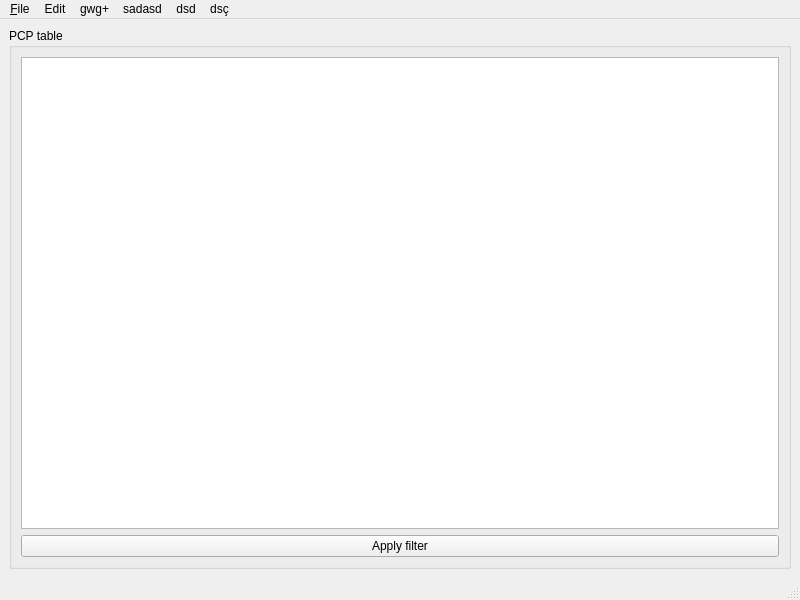
Above: src/main_window.ui from jorialand/sonet_tfm_horia before the change. Below: the same form after it.
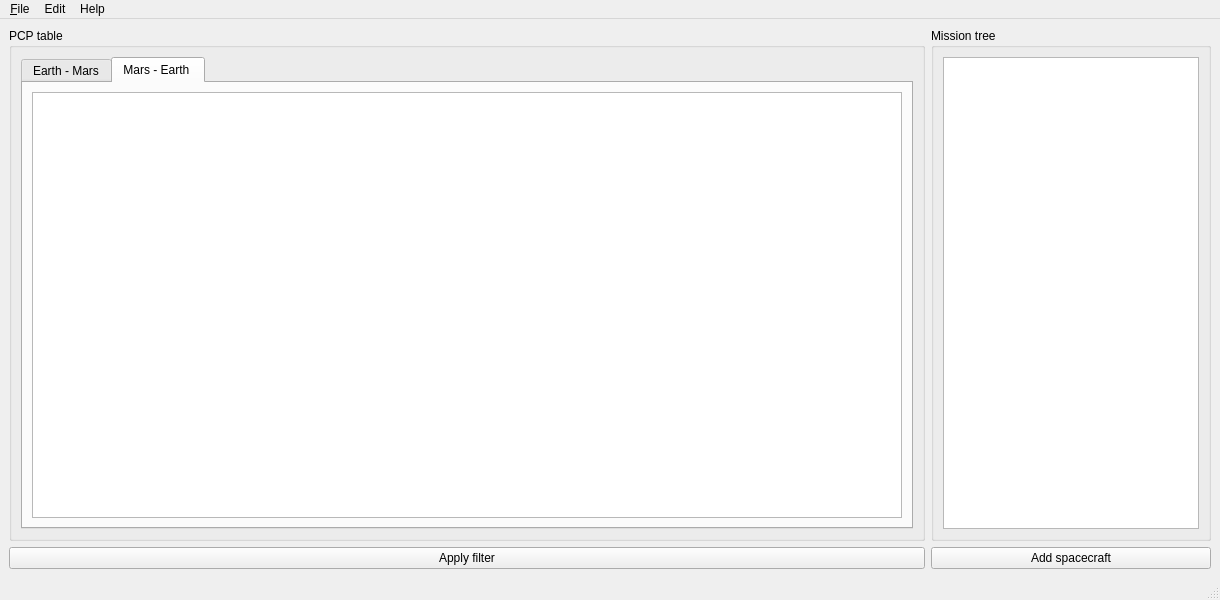
That is the form after the change.

Commit message:
sonet_spacecraft.py class created to accommodate the spacecraft logic. The main spacecraft attributes are the two pandas dataframes representing the Porkchop plots for going to Mars and returning back to Earth.
When the user hits the newly created Add spacecraft push button, the two dataframes are displayed in the tab widgets.

The edit to the form file:
```diff
--- a/src/main_window.ui
+++ b/src/main_window.ui
@@ -6,47 +6,133 @@
    <rect>
     <x>0</x>
     <y>0</y>
-    <width>800</width>
+    <width>1220</width>
     <height>600</height>
    </rect>
   </property>
+  <property name="sizePolicy">
+   <sizepolicy hsizetype="Maximum" vsizetype="Preferred">
+    <horstretch>0</horstretch>
+    <verstretch>0</verstretch>
+   </sizepolicy>
+  </property>
+  <property name="minimumSize">
+   <size>
+    <width>1024</width>
+    <height>600</height>
+   </size>
+  </property>
+  <property name="baseSize">
+   <size>
+    <width>1024</width>
+    <height>960</height>
+   </size>
+  </property>
   <property name="windowTitle">
    <string>SONET Mars Mission Timeline</string>
   </property>
+  <property name="tabShape">
+   <enum>QTabWidget::Rounded</enum>
+  </property>
   <property name="unifiedTitleAndToolBarOnMac">
    <bool>true</bool>
   </property>
   <widget class="QWidget" name="centralwidget">
-   <layout class="QVBoxLayout" name="verticalLayout">
-    <item>
-     <widget class="QGroupBox" name="groupBox">
+   <layout class="QGridLayout" name="gridLayout">
+    <item row="0" column="0">
+     <widget class="QGroupBox" name="sonet_pcp_table_qgb">
       <property name="title">
        <string>PCP table</string>
       </property>
+      <layout class="QVBoxLayout" name="verticalLayout">
+       <item>
+        <widget class="QTabWidget" name="sonet_pcp_tabs_qtw">
+         <property name="currentIndex">
+          <number>1</number>
+         </property>
+         <widget class="QWidget" name="sonet_pcp_table_transit_1">
+          <attribute name="title">
+           <string>Earth - Mars</string>
+          </attribute>
+          <layout class="QVBoxLayout" name="verticalLayout_4">
+           <item>
+            <widget class="QTableView" name="sonet_pcp_table_qtv_outgoing">
+             <property name="frameShadow">
+              <enum>QFrame::Sunken</enum>
+             </property>
+             <property name="lineWidth">
+              <number>1</number>
+             </property>
+             <property name="midLineWidth">
+              <number>1</number>
+             </property>
+            </widget>
+           </item>
+          </layout>
+         </widget>
+         <widget class="QWidget" name="sonet_pcp_table_transit_2">
+          <attribute name="title">
+           <string>Mars - Earth </string>
+          </attribute>
+          <layout class="QVBoxLayout" name="verticalLayout_3">
+           <item>
+            <widget class="QTableView" name="sonet_pcp_table_qtv_incoming">
+             <property name="sizePolicy">
+              <sizepolicy hsizetype="Preferred" vsizetype="Preferred">
+               <horstretch>0</horstretch>
+               <verstretch>0</verstretch>
+              </sizepolicy>
+             </property>
+             <property name="frameShadow">
+              <enum>QFrame::Sunken</enum>
+             </property>
+             <property name="lineWidth">
+              <number>1</number>
+             </property>
+             <property name="midLineWidth">
+              <number>1</number>
+             </property>
+            </widget>
+           </item>
+          </layout>
+         </widget>
+        </widget>
+       </item>
+      </layout>
+     </widget>
+    </item>
+    <item row="0" column="1">
+     <widget class="QGroupBox" name="sonet_mission_tree_qgb">
+      <property name="sizePolicy">
+       <sizepolicy hsizetype="Maximum" vsizetype="Preferred">
+        <horstretch>0</horstretch>
+        <verstretch>0</verstretch>
+       </sizepolicy>
+      </property>
+      <property name="title">
+       <string>Mission tree</string>
+      </property>
       <layout class="QVBoxLayout" name="verticalLayout_2">
        <item>
-        <widget class="QTableView" name="pcp_table">
-         <property name="frameShadow">
-          <enum>QFrame::Sunken</enum>
-         </property>
-         <property name="lineWidth">
-          <number>1</number>
-         </property>
-         <property name="midLineWidth">
-          <number>1</number>
-         </property>
-        </widget>
-       </item>
-       <item>
-        <widget class="QPushButton" name="sonet_pcp_filter_pb_qt">
-         <property name="text">
-          <string>Apply filter</string>
-         </property>
-        </widget>
+        <widget class="QListView" name="sonet_mission_tree_qlv"/>
        </item>
       </layout>
      </widget>
     </item>
+    <item row="1" column="1">
+     <widget class="QPushButton" name="sonet_add_spacecraft_qpb">
+      <property name="text">
+       <string>Add spacecraft</string>
+      </property>
+     </widget>
+    </item>
+    <item row="1" column="0">
+     <widget class="QPushButton" name="sonet_pcp_filter_qpb">
+      <property name="text">
+       <string>Apply filter</string>
+      </property>
+     </widget>
+    </item>
    </layout>
   </widget>
   <widget class="QStatusBar" name="statusbar"/>
@@ -55,7 +141,7 @@
     <rect>
      <x>0</x>
      <y>0</y>
-     <width>800</width>
+     <width>1220</width>
      <height>22</height>
     </rect>
    </property>
@@ -71,32 +157,14 @@
      <string>Edit</string>
     </property>
    </widget>
-   <widget class="QMenu" name="menugwg">
+   <widget class="QMenu" name="menuHelp">
     <property name="title">
-     <string>gwg+</string>
-    </property>
-   </widget>
-   <widget class="QMenu" name="menusadasd">
-    <property name="title">
-     <string>sadasd</string>
-    </property>
-   </widget>
-   <widget class="QMenu" name="menudsd">
-    <property name="title">
-     <string>dsd</string>
-    </property>
-   </widget>
-   <widget class="QMenu" name="menuds">
-    <property name="title">
-     <string>dsç</string>
+     <string>Help</string>
     </property>
    </widget>
    <addaction name="file"/>
    <addaction name="menuEdit"/>
-   <addaction name="menugwg"/>
-   <addaction name="menusadasd"/>
-   <addaction name="menudsd"/>
-   <addaction name="menuds"/>
+   <addaction name="menuHelp"/>
   </widget>
   <action name="exit">
    <property name="text">
```
Left out of the diff: 5 changed lines with no effect on the pictures. The commit also changes 3 other files.
